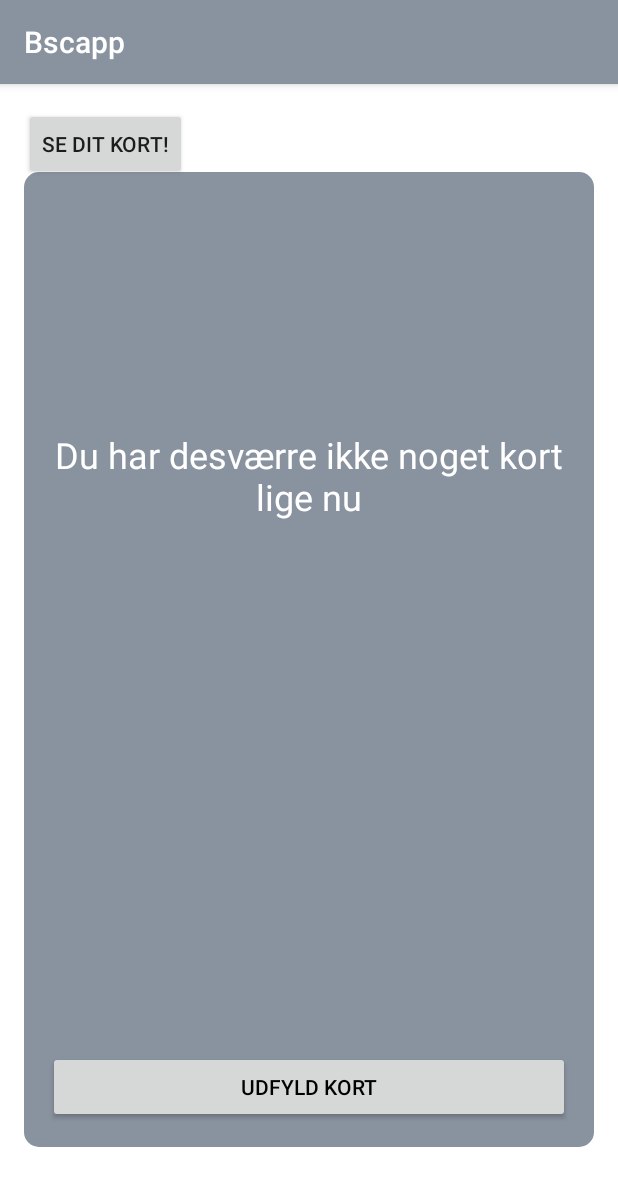
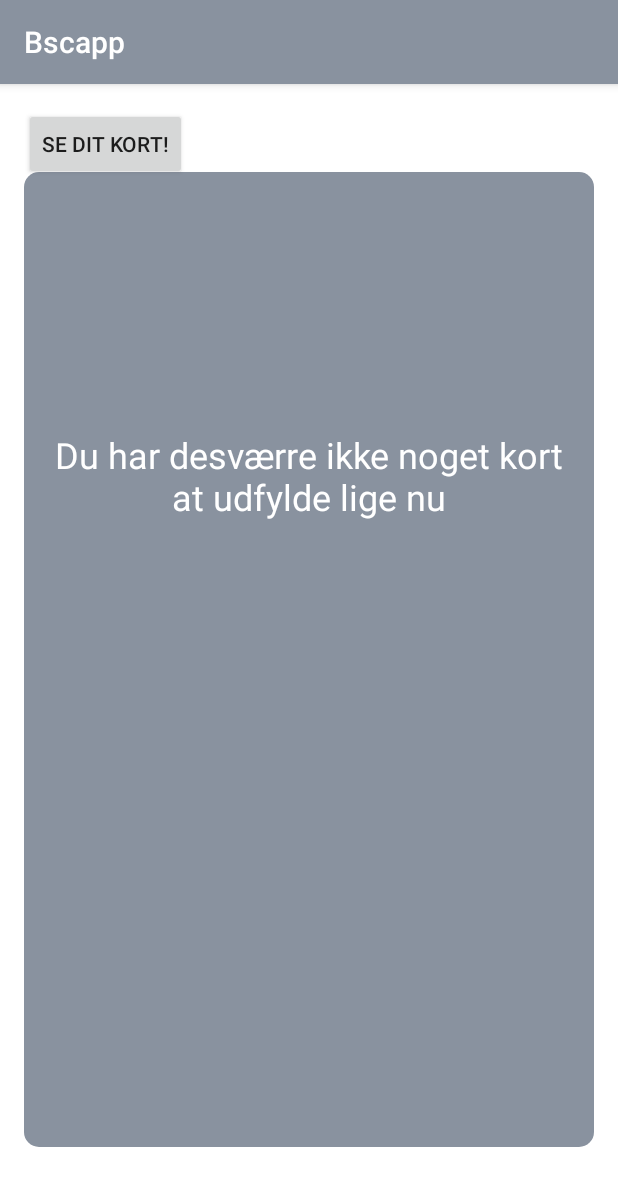
Before and after one commit to Nickka/Bscapp, an Android app: the Card_Activity screen opened directly, with no data from a screen before it, on a phone screen of 412 x 824 dp. Shown: the top 1186 px of the screen. Run offline under Robolectric (Android 15) with nearby library versions, the light colour scheme and no system bars; our stand-ins replace Firebase (no records; nobody signed in at launch, a user with empty details on screens opened directly).

Commit message:
New features: hvis man ikke har et kort, eller fået en scrapbook er der beskeder for dette

```diff
--- a/app/src/main/java/com/example/thinknick/bscapp/Activities/Card_Activity.java
+++ b/app/src/main/java/com/example/thinknick/bscapp/Activities/Card_Activity.java
@@ -90,13 +90,13 @@ public class Card_Activity extends AppCompatActivity {
                 String card = dataSnapshot.child("users").child(uid).child("card").getValue(String.class);
 
 
-                //Checks if there is any card
-                if(card == null) {
+                //Checks if there is any card for the user. Either it doesnt exist or its not defined: ""
+                if(card == null || card.equals("")) {
                     themeTextView.setText("");
-                    participantsTextView.setText("Du har desværre ikke noget kort lige nu");
+                    participantsTextView.setText("Du har desværre ikke noget kort at udfylde lige nu");
                     deadlineTextView.setText("");
-                    goToScrapbookButton.setVisibility(View.INVISIBLE);
                     showProgress(false);
+                    goToScrapbookButton.clearAnimation();
                     return;
                 }
 
@@ -111,6 +111,19 @@ public class Card_Activity extends AppCompatActivity {
                     participants += child.getValue() + "\r\n";
                 }
                 participantsTextView.setText("Deltagere:\r\n" + participants);
+                goToScrapbookButton.setVisibility(View.VISIBLE);
+
+                /*Henter brugerens ID, og sætter friend = den anden i participants
+                String userid = FirebaseAuth.getInstance().getCurrentUser().getUid();
+
+                String selfuser = dataSnapshot.child("users").child(userid).child("friend").getValue(String.class);
+                if(participants != selfuser){
+                    System.out.println("")
+                }
+
+
+
+                // ---------- */
 
                 String deadline = dataSnapshot.child("Cards").child(card).child("deadline").getValue(String.class);
                 deadlineTextView.setText("Deadline: " + deadline);
@@ -171,21 +184,25 @@ public class Card_Activity extends AppCompatActivity {
                 }
             });
 
-
+/*
             goToScrapbookButton.setVisibility(show ? View.GONE : View.VISIBLE);
             goToScrapbookButton.animate().setDuration(shortAnimTime).alpha(
                     show ? 0 : 1).setListener(new AnimatorListenerAdapter() {
                 @Override
                 public void onAnimationEnd(Animator animation) {
                     goToScrapbookButton.setVisibility(show ? View.GONE : View.VISIBLE);
+                    mProgressView.clearAnimation();
+
                 }
-            });
+            });*/
             mProgressView.setVisibility(show ? View.VISIBLE : View.GONE);
             mProgressView.animate().setDuration(shortAnimTime).alpha(
                     show ? 1 : 0).setListener(new AnimatorListenerAdapter() {
                 @Override
                 public void onAnimationEnd(Animator animation) {
                     mProgressView.setVisibility(show ? View.VISIBLE : View.GONE);
+                    mProgressView.clearAnimation();
+
                 }
             });
 
@@ -193,6 +210,8 @@ public class Card_Activity extends AppCompatActivity {
             // The ViewPropertyAnimator APIs are not available, so simply show
             // and hide the relevant UI components.
             mProgressView.setVisibility(show ? View.VISIBLE : View.GONE);
+            mProgressView.clearAnimation();
+
         }
     }
 }
--- a/app/src/main/res/layout/activity_card.xml
+++ b/app/src/main/res/layout/activity_card.xml
@@ -32,7 +32,8 @@
             android:id="@+id/goToScrapbookButton"
             android:layout_alignParentBottom="true"
             android:layout_centerHorizontal="true"
-            android:textColor="@color/bscAppPrimaryTextColor"/>
+            android:textColor="@color/bscAppPrimaryTextColor"
+            android:visibility="invisible"/>
 
         <TextView
             android:text="@string/participantsString"
--- a/app/src/main/res/layout/activity_recieved_sb.xml
+++ b/app/src/main/res/layout/activity_recieved_sb.xml
@@ -41,7 +41,6 @@
             android:layout_height="500dp" />
 
         <TextView
-            android:text='"Lorem ipsum dolor sit amet, consectetur adipiscing elit, sed do eiusmod tempor incididunt ut labore et dolore magna aliqua. Ut enim ad minim veniam, quis nostrud exercitation ullamco laboris nisi ut aliquip ex ea commodo consequat. Duis aute irure dolor in reprehenderit in voluptate velit esse cillum dolore eu fugiat nulla pariatur. Excepteur sint occaecat cupidatat non proident, sunt in culpa qui officia deserunt mollit anim id est laborum."'
             android:layout_width="match_parent"
             android:layout_height="131dp"
             android:id="@+id/recievedCardTextView"
```
Also changed, not shown: app/src/main/java/com/example/thinknick/bscapp/Activities/RecievedSB.java (+22 -2 lines).
